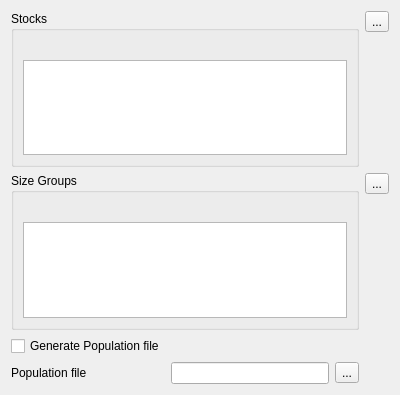
Before: the Qt Designer form qtgui/mergepopulationplugincomponent.ui in frabas/DISPLACE_GUI, drawn with Qt 5.
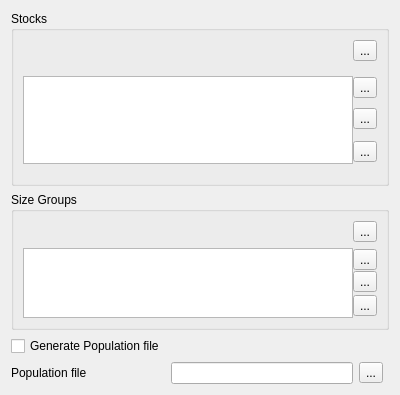
After: the same form once the commit is applied. Icons and pictures are not drawn.

Commit message: Merge population gui changed - icons added

```diff
--- a/qtgui/mergepopulationplugincomponent.ui
+++ b/qtgui/mergepopulationplugincomponent.ui
@@ -14,100 +14,252 @@
    <string>Form</string>
   </property>
   <layout class="QGridLayout" name="gridLayout">
-   <item row="0" column="0" rowspan="2" colspan="3">
-    <widget class="QGroupBox" name="groupBox">
-     <property name="title">
-      <string>Stocks</string>
-     </property>
-     <layout class="QGridLayout" name="gridLayout_2">
-      <item row="1" column="0" colspan="2">
-       <widget class="QTableView" name="stocks"/>
-      </item>
-      <item row="0" column="0">
-       <widget class="QLabel" name="componentsResume">
-        <property name="text">
-         <string/>
-        </property>
-       </widget>
-      </item>
-     </layout>
-    </widget>
-   </item>
-   <item row="4" column="0">
+   <item row="13" column="0">
     <widget class="QCheckBox" name="optGeneratePopFile">
      <property name="text">
       <string>Generate Population file</string>
      </property>
     </widget>
    </item>
-   <item row="5" column="1">
+   <item row="14" column="1">
     <widget class="QLineEdit" name="filePopOut"/>
    </item>
-   <item row="5" column="2">
+   <item row="14" column="2">
     <widget class="QToolButton" name="browsePopOut">
      <property name="text">
       <string>...</string>
      </property>
     </widget>
    </item>
-   <item row="5" column="0">
+   <item row="14" column="0">
     <widget class="QLabel" name="label_4">
      <property name="text">
       <string>Population file</string>
      </property>
     </widget>
    </item>
-   <item row="0" column="3">
-    <widget class="QToolButton" name="expand">
-     <property name="text">
-      <string>...</string>
+   <item row="1" column="0" rowspan="6" colspan="4">
+    <widget class="QGroupBox" name="groupBox">
+     <property name="title">
+      <string>Stocks</string>
      </property>
-     <property name="icon">
-      <iconset>
-       <selectedoff>:/icons/down.png</selectedoff>
-       <selectedon>:/icons/up.png</selectedon>
-      </iconset>
-     </property>
-     <property name="checkable">
-      <bool>true</bool>
-     </property>
+     <layout class="QGridLayout" name="gridLayout_2">
+      <item row="0" column="0">
+       <widget class="QLabel" name="componentsResume">
+        <property name="text">
+         <string/>
+        </property>
+       </widget>
+      </item>
+      <item row="0" column="1">
+       <widget class="QToolButton" name="expand">
+        <property name="text">
+         <string>...</string>
+        </property>
+        <property name="icon">
+         <iconset resource="qtgui.qrc">
+          <normaloff>:/icons/more-horz.png</normaloff>:/icons/more-horz.png</iconset>
+        </property>
+        <property name="iconSize">
+         <size>
+          <width>18</width>
+          <height>18</height>
+         </size>
+        </property>
+        <property name="checkable">
+         <bool>true</bool>
+        </property>
+       </widget>
+      </item>
+      <item row="1" column="0" colspan="2">
+       <widget class="QWidget" name="stocksContainer" native="true">
+        <layout class="QGridLayout" name="gridLayout_4">
+         <property name="leftMargin">
+          <number>0</number>
+         </property>
+         <property name="topMargin">
+          <number>0</number>
+         </property>
+         <property name="rightMargin">
+          <number>0</number>
+         </property>
+         <property name="bottomMargin">
+          <number>0</number>
+         </property>
+         <property name="spacing">
+          <number>0</number>
+         </property>
+         <item row="1" column="1">
+          <widget class="QToolButton" name="noStocks">
+           <property name="text">
+            <string>...</string>
+           </property>
+           <property name="icon">
+            <iconset resource="qtgui.qrc">
+             <normaloff>:/icons/noneselect.png</normaloff>:/icons/noneselect.png</iconset>
+           </property>
+           <property name="iconSize">
+            <size>
+             <width>18</width>
+             <height>18</height>
+            </size>
+           </property>
+          </widget>
+         </item>
+         <item row="0" column="1">
+          <widget class="QToolButton" name="allStocks">
+           <property name="text">
+            <string>...</string>
+           </property>
+           <property name="icon">
+            <iconset resource="qtgui.qrc">
+             <normaloff>:/icons/allselect.png</normaloff>:/icons/allselect.png</iconset>
+           </property>
+           <property name="iconSize">
+            <size>
+             <width>18</width>
+             <height>18</height>
+            </size>
+           </property>
+          </widget>
+         </item>
+         <item row="2" column="1">
+          <widget class="QToolButton" name="invStocks">
+           <property name="text">
+            <string>...</string>
+           </property>
+           <property name="icon">
+            <iconset resource="qtgui.qrc">
+             <normaloff>:/icons/invselect.png</normaloff>:/icons/invselect.png</iconset>
+           </property>
+           <property name="iconSize">
+            <size>
+             <width>18</width>
+             <height>18</height>
+            </size>
+           </property>
+          </widget>
+         </item>
+         <item row="0" column="0" rowspan="3">
+          <widget class="QTableView" name="stocks"/>
+         </item>
+        </layout>
+       </widget>
+      </item>
+     </layout>
     </widget>
    </item>
-   <item row="2" column="0" rowspan="2" colspan="3">
+   <item row="11" column="0" rowspan="2" colspan="4">
     <widget class="QGroupBox" name="groupBox_2">
      <property name="title">
       <string>Size Groups</string>
      </property>
      <layout class="QGridLayout" name="gridLayout_3">
-      <item row="0" column="0">
+      <item row="0" column="0" colspan="2">
        <widget class="QLabel" name="sizeResume">
         <property name="text">
          <string/>
         </property>
        </widget>
       </item>
-      <item row="1" column="0" colspan="2">
-       <widget class="QTableView" name="sizes"/>
+      <item row="0" column="2">
+       <widget class="QToolButton" name="expandSizes">
+        <property name="text">
+         <string>...</string>
+        </property>
+        <property name="icon">
+         <iconset resource="qtgui.qrc">
+          <normaloff>:/icons/more-horz.png</normaloff>:/icons/more-horz.png</iconset>
+        </property>
+        <property name="iconSize">
+         <size>
+          <width>18</width>
+          <height>18</height>
+         </size>
+        </property>
+        <property name="checkable">
+         <bool>true</bool>
+        </property>
+       </widget>
+      </item>
+      <item row="1" column="0" colspan="3">
+       <widget class="QWidget" name="sizesContainer" native="true">
+        <layout class="QGridLayout" name="gridLayout_5">
+         <property name="leftMargin">
+          <number>0</number>
+         </property>
+         <property name="topMargin">
+          <number>0</number>
+         </property>
+         <property name="rightMargin">
+          <number>0</number>
+         </property>
+         <property name="bottomMargin">
+          <number>0</number>
+         </property>
+         <property name="spacing">
+          <number>0</number>
+         </property>
+         <item row="0" column="1">
+          <widget class="QToolButton" name="allGroups">
+           <property name="text">
+            <string>...</string>
+           </property>
+           <property name="icon">
+            <iconset resource="qtgui.qrc">
+             <normaloff>:/icons/allselect.png</normaloff>:/icons/allselect.png</iconset>
+           </property>
+           <property name="iconSize">
+            <size>
+             <width>18</width>
+             <height>18</height>
+            </size>
+           </property>
+          </widget>
+         </item>
+         <item row="1" column="1">
+          <widget class="QToolButton" name="noGroups">
+           <property name="text">
+            <string>...</string>
+           </property>
+           <property name="icon">
+            <iconset resource="qtgui.qrc">
+             <normaloff>:/icons/noneselect.png</normaloff>:/icons/noneselect.png</iconset>
+           </property>
+           <property name="iconSize">
+            <size>
+             <width>18</width>
+             <height>18</height>
+            </size>
+           </property>
+          </widget>
+         </item>
+         <item row="2" column="1">
+          <widget class="QToolButton" name="invGroups">
+           <property name="text">
+            <string>...</string>
+           </property>
+           <property name="icon">
+            <iconset resource="qtgui.qrc">
+             <normaloff>:/icons/invselect.png</normaloff>:/icons/invselect.png</iconset>
+           </property>
+           <property name="iconSize">
+            <size>
+             <width>18</width>
+             <height>18</height>
+            </size>
+           </property>
+          </widget>
+         </item>
+         <item row="0" column="0" rowspan="3">
+          <widget class="QTableView" name="sizes"/>
+         </item>
+        </layout>
+       </widget>
       </item>
      </layout>
     </widget>
    </item>
-   <item row="2" column="3">
-    <widget class="QToolButton" name="expandSizes">
-     <property name="text">
-      <string>...</string>
-     </property>
-     <property name="icon">
-      <iconset>
-       <selectedoff>:/icons/down.png</selectedoff>
-       <selectedon>:/icons/up.png</selectedon>
-      </iconset>
-     </property>
-     <property name="checkable">
-      <bool>true</bool>
-     </property>
-    </widget>
-   </item>
   </layout>
  </widget>
  <resources/>
```
Left out of the diff: 4 changed lines with no effect on the pictures. The commit also changes 7 other files.
